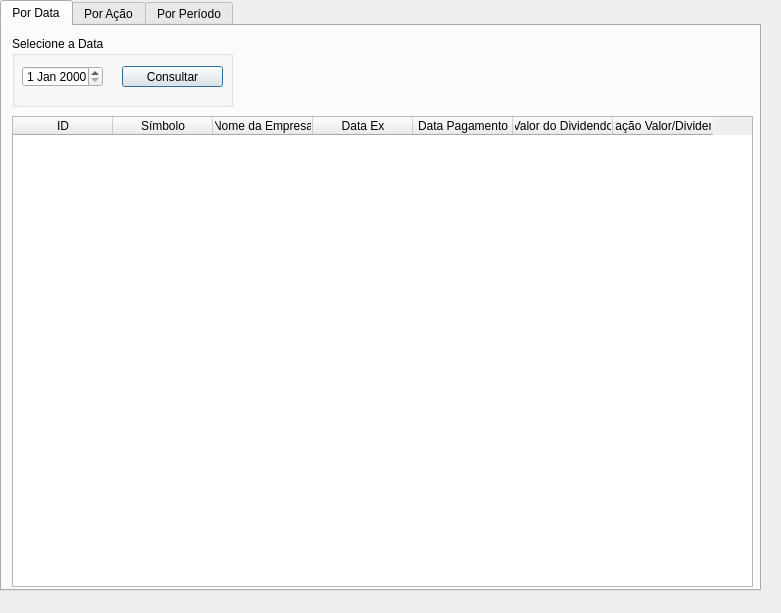
The window that Rotinas/FrontEnd/Interface/Window_Analises.ui (leobrunoms8/CapitalTrack) describes before a commit, drawn with Qt 5.
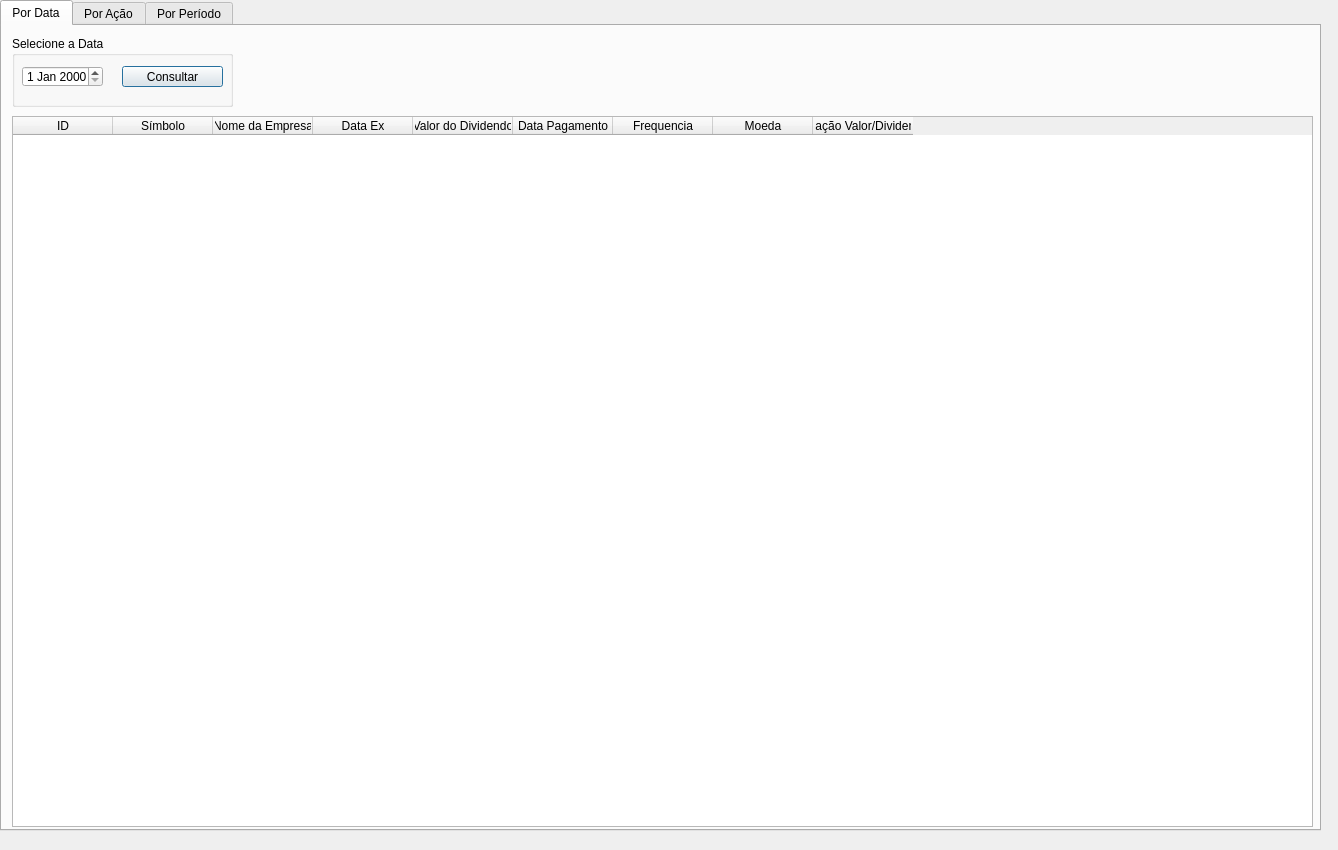
The same window after the commit. The open tabs and pages were chosen to show the change.

The edit to the form file:
```diff
--- a/Rotinas/FrontEnd/Interface/Window_Analises.ui
+++ b/Rotinas/FrontEnd/Interface/Window_Analises.ui
@@ -6,8 +6,8 @@
    <rect>
     <x>0</x>
     <y>0</y>
-    <width>781</width>
-    <height>613</height>
+    <width>1338</width>
+    <height>850</height>
    </rect>
   </property>
   <property name="windowTitle">
@@ -18,8 +18,8 @@
     <rect>
      <x>0</x>
      <y>0</y>
-     <width>761</width>
-     <height>591</height>
+     <width>1321</width>
+     <height>831</height>
     </rect>
    </property>
    <property name="currentIndex">
@@ -70,8 +70,8 @@
       <rect>
        <x>10</x>
        <y>90</y>
-       <width>741</width>
-       <height>471</height>
+       <width>1301</width>
+       <height>711</height>
       </rect>
      </property>
      <column>
@@ -94,16 +94,26 @@
        <string>Data Ex</string>
       </property>
      </column>
-     <column>
-      <property name="text">
-       <string>Data Pagamento</string>
-      </property>
-     </column>
      <column>
       <property name="text">
        <string>Valor do Dividendo</string>
       </property>
      </column>
+     <column>
+      <property name="text">
+       <string>Data Pagamento</string>
+      </property>
+     </column>
+     <column>
+      <property name="text">
+       <string>Frequencia</string>
+      </property>
+     </column>
+     <column>
+      <property name="text">
+       <string>Moeda</string>
+      </property>
+     </column>
      <column>
       <property name="text">
        <string>Relação Valor/Dividendo</string>
```
Left out of the diff: 4 changed lines with no effect on the pictures.
